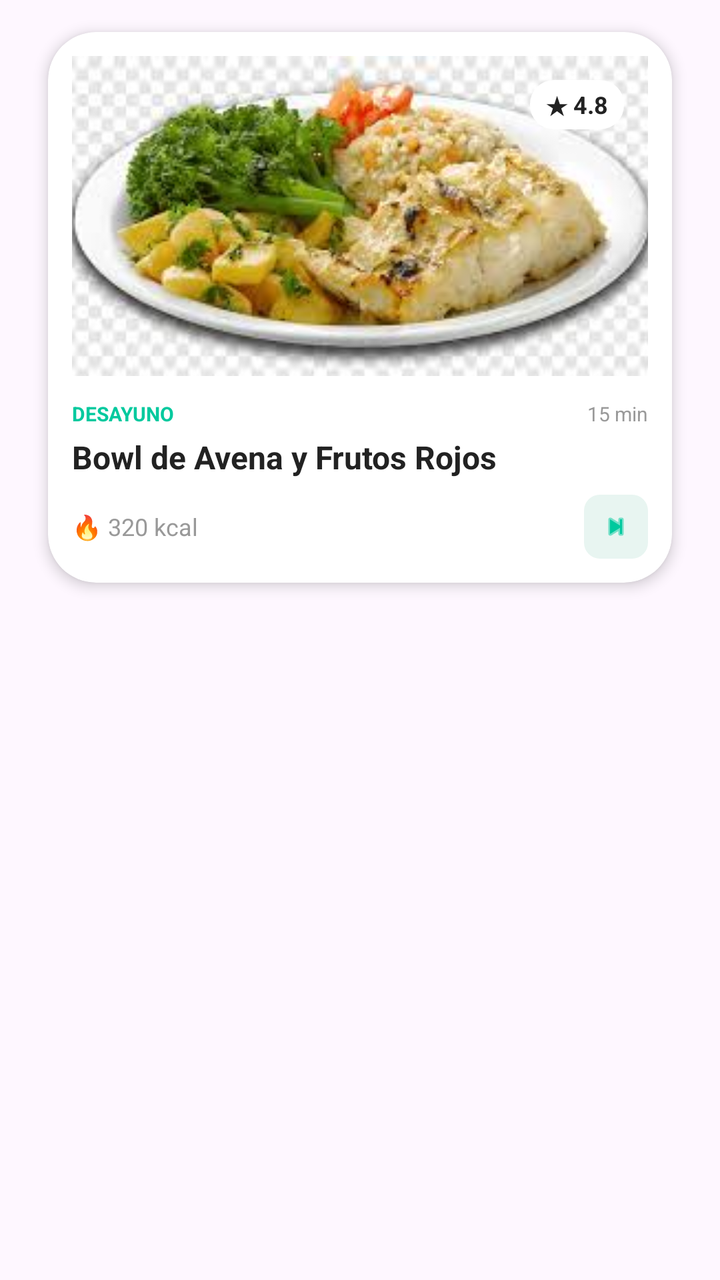
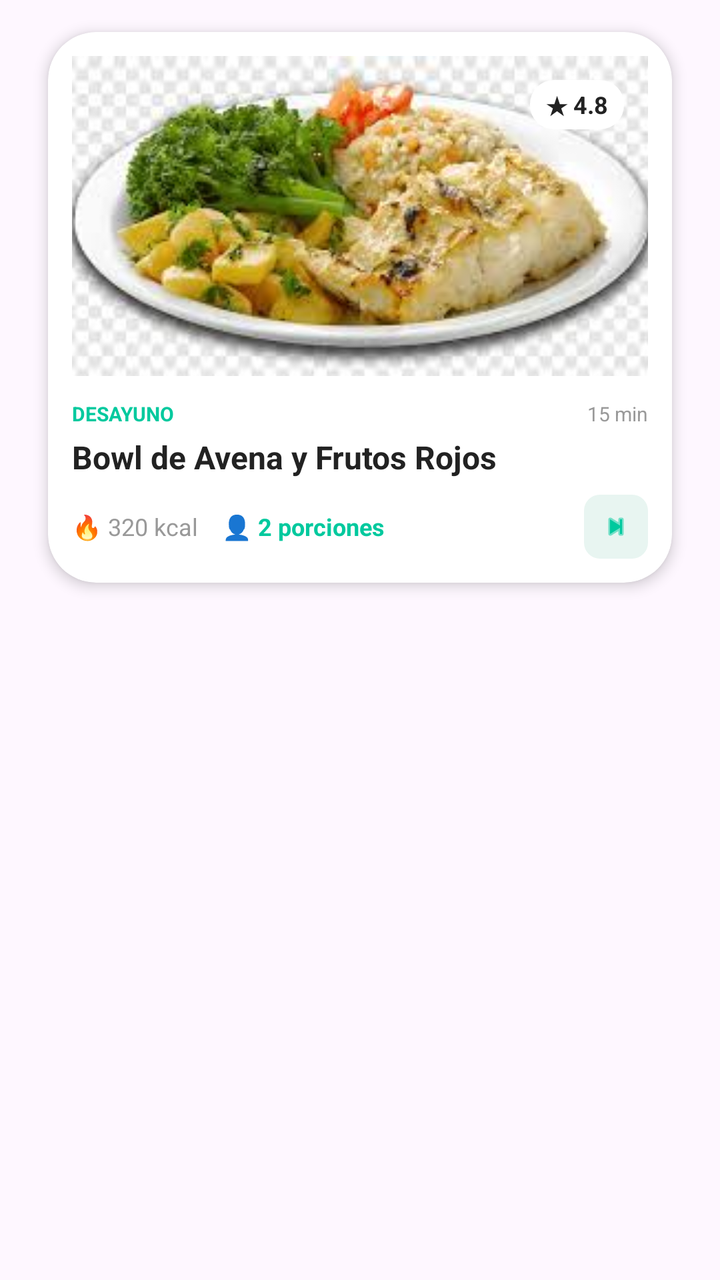

An Android layout rendered at two revisions. The XML below is the earlier revision; the diff shows what the commit changed to produce the second picture.
<!-- AndroidManifest.xml: application theme Theme.RESTAURANTE -->
<!-- res/layout/item_recipe_layout.xml -->
<?xml version="1.0" encoding="utf-8"?>
<LinearLayout xmlns:android="http://schemas.android.com/apk/res/android"
    xmlns:app="http://schemas.android.com/apk/res-auto"
    android:layout_width="match_parent"
    android:layout_height="wrap_content">

    <androidx.cardview.widget.CardView
        android:layout_width="match_parent"
        android:layout_height="wrap_content"
        android:layout_marginHorizontal="24dp"
        android:layout_marginTop="16dp"
        android:layout_marginBottom="8dp"
        app:cardBackgroundColor="@color/white"
        app:cardCornerRadius="24dp"
        app:cardElevation="4dp">

        <LinearLayout
            android:layout_width="match_parent"
            android:layout_height="wrap_content"
            android:orientation="vertical"
            android:padding="12dp">

            
            <FrameLayout
                android:layout_width="match_parent"
                android:layout_height="160dp">

                <ImageView
                    android:layout_width="match_parent"
                    android:layout_height="match_parent"
                    android:scaleType="centerCrop"
                    android:src="@drawable/comida1" />

                
                <TextView
                    style="@style/BadgeTextStyle"
                    android:layout_width="wrap_content"
                    android:layout_height="wrap_content"
                    android:layout_gravity="end|top"
                    android:layout_margin="12dp"
                    android:background="@drawable/bg_badge"
                    android:paddingHorizontal="8dp"
                    android:paddingVertical="4dp"
                    android:text="★ 4.8" />
            </FrameLayout>

            
            <RelativeLayout
                android:layout_width="match_parent"
                android:layout_height="wrap_content"
                android:layout_marginTop="12dp">

                <TextView
                    style="@style/CategoryLabelStyle"
                    android:id="@+id/cat1"
                    android:layout_width="wrap_content"
                    android:layout_height="wrap_content"
                    android:text="DESAYUNO" />

                <TextView
                    style="@style/TimeTextStyle"
                    android:id="@+id/time"
                    android:layout_width="wrap_content"
                    android:layout_height="wrap_content"
                    android:layout_alignParentEnd="true"
                    android:text="15 min" />
            </RelativeLayout>

            
            <TextView
                style="@style/RecipeTitleTextStyle"
                android:id="@+id/recipetitle"
                android:layout_width="match_parent"
                android:layout_height="wrap_content"
                android:layout_marginTop="4dp"
                android:text="Bowl de Avena y Frutos Rojos" />

            
            <RelativeLayout
                android:layout_width="match_parent"
                android:layout_height="wrap_content"
                android:layout_marginTop="8dp">

                <TextView
                    style="@style/CalorieTextStyle"
                    android:id="@+id/calorie"
                    android:layout_width="wrap_content"
                    android:layout_height="wrap_content"
                    android:layout_centerVertical="true"
                    android:text="🔥 320 kcal" />

                <ImageView
                    android:id="@+id/imgrecipe"
                    android:layout_width="32dp"
                    android:layout_height="32dp"
                    android:layout_alignParentEnd="true"
                    android:background="@drawable/bg_arrow_btn"
                    android:padding="8dp"
                    android:src="@android:drawable/ic_media_next"
                    app:tint="@color/primary" />
            </RelativeLayout>
        </LinearLayout>
    </androidx.cardview.widget.CardView>

</LinearLayout>
<!-- resources referenced by this layout -->
<resources>
  <color name="primary">#00C99E</color>
  <color name="white">#FFFFFFFF</color>
  <!-- drawable bg_arrow_btn (drawable) -->
  <?xml version="1.0" encoding="utf-8"?>
  <shape xmlns:android="http://schemas.android.com/apk/res/android"
      android:shape="rectangle">
      <solid android:color="#E8F5F1" />
      <corners android:radius="8dp" />
  </shape>
  <!-- drawable bg_badge (drawable) -->
  <?xml version="1.0" encoding="utf-8"?>
  <shape xmlns:android="http://schemas.android.com/apk/res/android"
      android:shape="rectangle">
      <solid android:color="#FFFFFF" />
      <corners android:radius="12dp" />
  </shape>
  <!-- drawable comida1: jpg bitmap (drawable, 10310 bytes) -->
  <style name="BadgeTextStyle">
          <item name="android:textColor">@color/dark_gray</item>
          <item name="android:textSize">12sp</item>
          <item name="android:textStyle">bold</item>
      </style>
  <style name="CalorieTextStyle">
          <item name="android:textColor">@color/medium_gray</item>
          <item name="android:textSize">12sp</item>
      </style>
  <style name="CategoryLabelStyle">
          <item name="android:textColor">@color/primary</item>
          <item name="android:textSize">10sp</item>
          <item name="android:textStyle">bold</item>
      </style>
  <style name="RecipeTitleTextStyle">
          <item name="android:textColor">@color/dark_gray</item>
          <item name="android:textSize">16sp</item>
          <item name="android:textStyle">bold</item>
      </style>
  <style name="TimeTextStyle">
          <item name="android:textColor">@color/medium_gray</item>
          <item name="android:textSize">10sp</item>
      </style>
  <style name="Theme.RESTAURANTE" parent="Base.Theme.RESTAURANTE" />
  <color name="dark_gray">#222222</color>
  <color name="medium_gray">#999999</color>
  <style name="Base.Theme.RESTAURANTE" parent="Theme.Material3.DayNight.NoActionBar">
          
  
          <item name="android:statusBarColor">@color/brand_green</item>
          <item name="android:windowLightStatusBar">true</item>
      </style>
  <color name="brand_green">#00D09C</color>
</resources>

<!-- the commit's change to res/layout/item_recipe_layout.xml (unified diff, before → after) -->
@@ -81,13 +81,28 @@
                 android:layout_height="wrap_content"
                 android:layout_marginTop="8dp">
 
-                <TextView
-                    style="@style/CalorieTextStyle"
-                    android:id="@+id/calorie"
+                <LinearLayout
                     android:layout_width="wrap_content"
                     android:layout_height="wrap_content"
                     android:layout_centerVertical="true"
-                    android:text="🔥 320 kcal" />
+                    android:orientation="horizontal">
+
+                    <TextView
+                        style="@style/CalorieTextStyle"
+                        android:id="@+id/calorie"
+                        android:layout_width="wrap_content"
+                        android:layout_height="wrap_content"
+                        android:text="🔥 320 kcal" />
+
+                    <TextView
+                        style="@style/ServingsTextStyle"
+                        android:id="@+id/tvServings"
+                        android:layout_width="wrap_content"
+                        android:layout_height="wrap_content"
+                        android:layout_marginStart="12dp"
+                        android:text="👤 2 porciones" />
+
+                </LinearLayout>
 
                 <ImageView
                     android:id="@+id/imgrecipe"
<!-- resource entries referenced after the edit -->
@@ -36,6 +36,11 @@
           <item name="android:textSize">16sp</item>
           <item name="android:textStyle">bold</item>
       </style>
+  <style name="ServingsTextStyle">
+          <item name="android:textColor">@color/primary</item>
+          <item name="android:textSize">12sp</item>
+          <item name="android:textStyle">bold</item>
+      </style>
   <style name="TimeTextStyle">
           <item name="android:textColor">@color/medium_gray</item>
           <item name="android:textSize">10sp</item>
@@ -49,6 +54,6 @@
           <item name="android:statusBarColor">@color/brand_green</item>
           <item name="android:windowLightStatusBar">true</item>
       </style>
-  <color name="brand_green">#00D09C</color>
+  <color name="brand_green">#00C99E</color>
 </resources>
 
